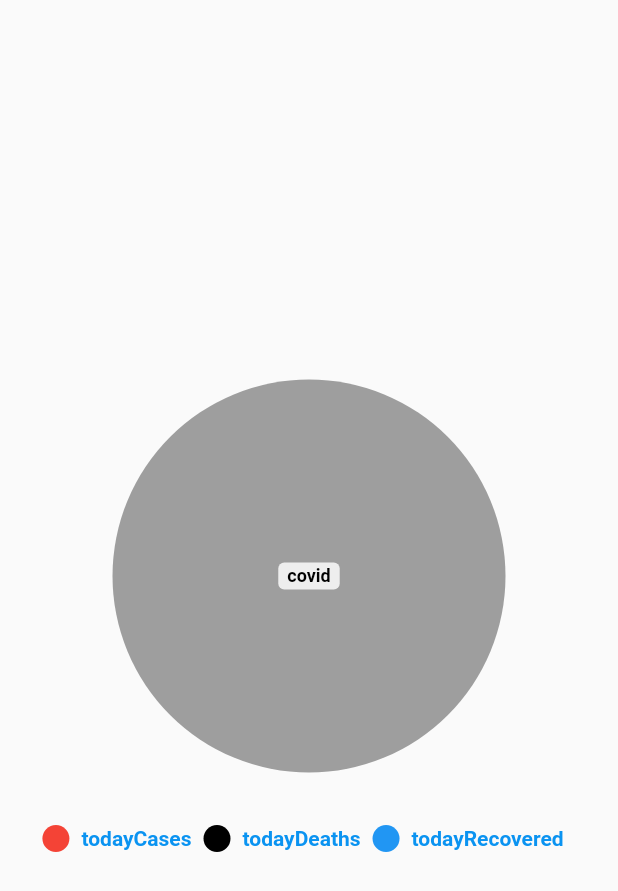
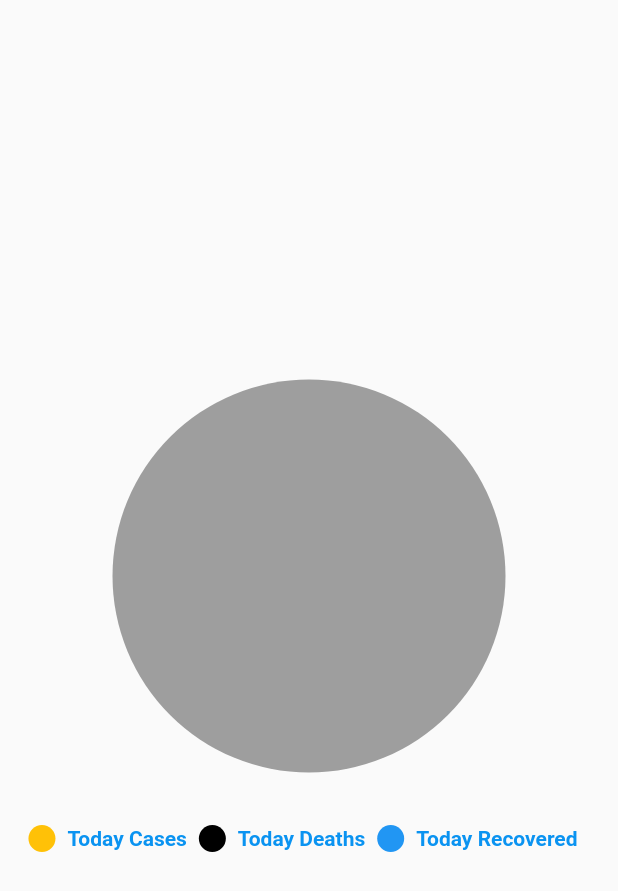
Before and after one commit to mmolaei7878/Covid19, a Flutter app: the MyPieChart widget shown alone on an empty page, opened directly, on a phone screen of 412 x 824 dp. Shown: the top 891 px of the screen. Run offline on Flutter 3.47's test engine with Material 2 defaults, Android fonts, the light colour scheme and no system bars; drawn by our look-alikes of pie_chart; our stand-ins replace dio, get, sizer; network calls fail.

Commit message:
responsive Ui

```diff
--- a/lib/Controller/MyCountryController.dart
+++ b/lib/Controller/MyCountryController.dart
@@ -10,9 +10,9 @@ class MyCountryController extends GetxController {
   String countryname;
   final repository = MyCountryRepository();
   var dataMap = {
-    "todayCases": 0.0,
-    "todayDeaths": 0.0,
-    "todayRecovered": 0.0,
+    "Today Cases": 0.0,
+    "Today Deaths": 0.0,
+    "Today Recovered": 0.0,
   };
 
   getMyCountryss(String cn) async {
@@ -21,9 +21,9 @@ class MyCountryController extends GetxController {
       imageUrl = country.flag['flag'];
       countryname = country.countryname;
       dataMap = {
-        "todayCases": country.todayCases.toDouble(),
-        "todayDeaths": country.todayDeaths.toDouble(),
-        "todayRecovered": country.todayRecovered.toDouble(),
+        "Today Cases": country.todayCases.toDouble(),
+        "Today Deaths": country.todayDeaths.toDouble(),
+        "Today Recovered": country.todayRecovered.toDouble(),
       };
     } catch (e) {
       Get.showSnackbar(GetBar(
--- a/lib/View/Screens/Dashbord.dart
+++ b/lib/View/Screens/Dashbord.dart
@@ -4,6 +4,7 @@ import 'package:covid19/View/Screens/MyCountry.dart';
 import 'package:flutter/cupertino.dart';
 import 'package:flutter/material.dart';
 import 'package:get/get.dart';
+import 'package:sizer/sizer.dart';
 
 class DashBoard extends StatelessWidget {
   @override
@@ -21,7 +22,7 @@ class DashBoard extends StatelessWidget {
             ),
           ),
           bottomNavigationBar: BottomNavigationBar(
-            iconSize: 36,
+            iconSize: 2.5.h,
             unselectedItemColor: Colors.black,
             selectedItemColor: Colors.white,
             onTap: controller.changeIndex,
--- a/lib/View/Widgets/Chart.dart
+++ b/lib/View/Widgets/Chart.dart
@@ -12,13 +12,12 @@ class MyPieChart extends GetView<MyCountryController> {
       chartLegendSpacing: 32,
       chartRadius: MediaQuery.of(context).size.width - 150,
       colorList: [
-        Colors.red,
+        Colors.amber,
         Colors.black,
         Colors.blue,
       ],
-      initialAngleInDegree: 0,
       chartType: ChartType.disc,
-      centerText: 'covid',
+      centerText: controller.countryname,
       legendOptions: LegendOptions(
         showLegendsInRow: true,
         legendPosition: LegendPosition.bottom,
@@ -33,7 +32,8 @@ class MyPieChart extends GetView<MyCountryController> {
         showChartValueBackground: true,
         showChartValues: true,
         showChartValuesInPercentage: true,
-        showChartValuesOutside: false,
+        showChartValuesOutside: true,
+        chartValueBackgroundColor: Theme.of(context).primaryColor,
         decimalPlaces: 2,
       ),
     );
--- a/lib/View/Widgets/SmallCardsHomeScreen.dart
+++ b/lib/View/Widgets/SmallCardsHomeScreen.dart
@@ -7,8 +7,8 @@ class SmallCardHomeScreen extends StatelessWidget {
   @override
   Widget build(BuildContext context) {
     return Container(
-      width: 150,
-      height: 150,
+      width: 111,
+      height: 111,
       child: Card(
         elevation: 20,
         shape: RoundedRectangleBorder(
--- a/pubspec.yaml
+++ b/pubspec.yaml
@@ -26,6 +26,7 @@ dependencies:
   dio: ^4.0.0
   get: ^4.1.3
   pie_chart: ^5.0.0
+  sizer: ^1.1.8
 
 
 
@@ -50,7 +51,6 @@ flutter:
 
   # To add assets to your application, add an assets section, like this:
   assets:
-    - lib/Asset/images/nurse1.png
     - lib/Asset/images/nurse2.png
 
   #   - images/a_dot_ham.jpeg
```
Also changed, not shown: lib/View/Screens/HomeScreen.dart (+23 -13 lines), lib/View/Widgets/CardHomeScreen.dart (+18 -36 lines), lib/main.dart (+6 -1 lines), lib/Asset/Images/nurse1.png (deleted), pubspec.lock.
